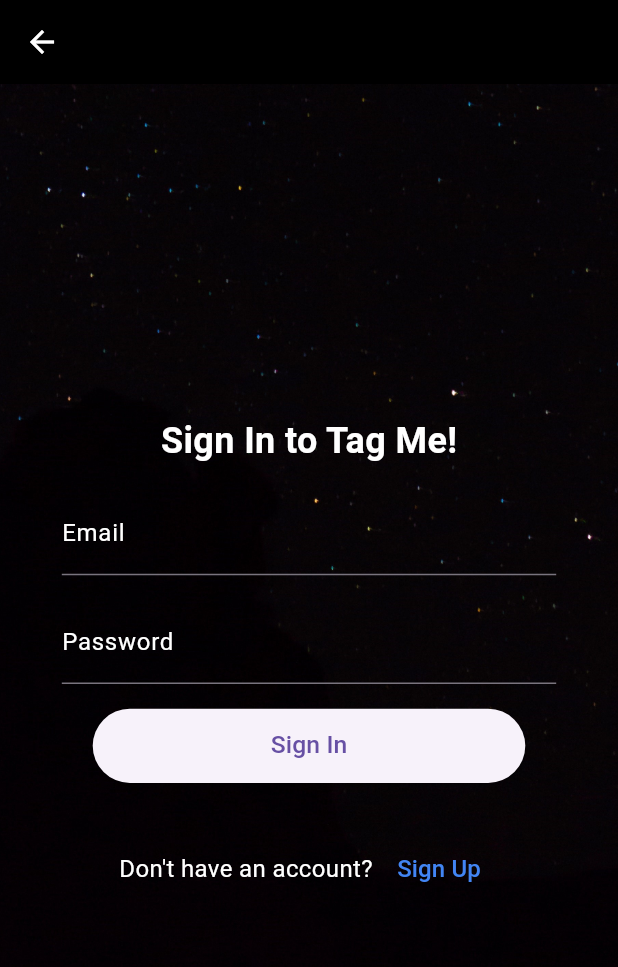
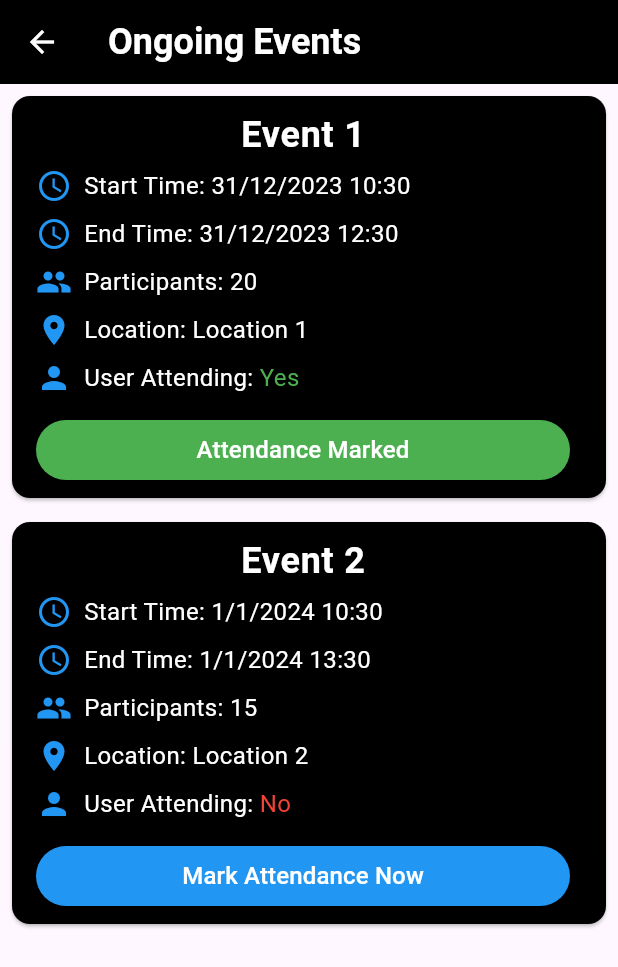
Before and after one commit to Thambara-20/TagMe, a Flutter app: the SignInPage screen opened by its route, after a tap on "Sign In", on a phone screen of 412 x 824 dp. Shown: the top 967 px of the screen. Run offline on Flutter 3.47's test engine with Material 3 defaults, Android fonts, the phone set to English and light mode, and no system bars; our stand-ins replace font_awesome_flutter.

Commit message:
intialized homepage components

```diff
--- /dev/null
+++ b/tag_me/lib/HomePage/EventBox/EventBox.dart
@@ -0,0 +1,171 @@
+// ignore: file_names
+import 'package:flutter/material.dart';
+import 'package:tag_me/constants/constants.dart';
+
+class Event {
+  final String name;
+  final DateTime startTime;
+  final DateTime endTime;
+  final int participants;
+  final bool userAttending;
+  final String location;
+
+  Event({
+    required this.name,
+    required this.startTime,
+    required this.endTime,
+    required this.participants,
+    required this.userAttending,
+    required this.location,
+  });
+}
+
+class EventBox extends StatefulWidget {
+  final Event event;
+
+  const EventBox({Key? key, required this.event}) : super(key: key);
+
+  @override
+  _EventBoxState createState() => _EventBoxState();
+}
+
+class _EventBoxState extends State<EventBox> {
+  bool _userAttending = false;
+
+  @override
+  void initState() {
+    super.initState();
+    _userAttending = widget.event.userAttending;
+  }
+
+  @override
+  Widget build(BuildContext context) {
+    return Card(
+      margin: const EdgeInsets.all(8.0),
+      color: Colors.black,
+      child: ListTile(
+        title: Center(
+          child: Text(
+            widget.event.name,
+            style: klargeTextWhiteStyle,
+          ),
+        ),
+        subtitle: Column(
+          crossAxisAlignment: CrossAxisAlignment.start,
+          children: [
+            _buildDetailRow('Start Time:',
+                _formatDateTime(widget.event.startTime), Icons.access_time),
+            _buildDetailRow('End Time:', _formatDateTime(widget.event.endTime),
+                Icons.access_time),
+            _buildDetailRow(
+                'Participants:', '${widget.event.participants}', Icons.people),
+            _buildDetailRow(
+                'Location:', '${widget.event.location}', Icons.location_on),
+            _buildDetailRow(
+                'User Attending:', widget.event.userAttending, Icons.person),
+            const SizedBox(height: 8.0),
+            ElevatedButton(
+              onPressed: () {
+                _verifyAttendance();
+              },
+              style: ElevatedButton.styleFrom(
+                backgroundColor: _userAttending ? Colors.green : Colors.blue,
+                padding: const EdgeInsets.symmetric(horizontal: 16.0),
+              ),
+              child: Center(
+                child: Text(
+                  _userAttending ? 'Attendance Marked' : 'Mark Attendance Now',
+                  style: knormalTextWhiteStyle,
+                ),
+              ),
+            ),
+          ],
+        ),
+      ),
+    );
+  }
+
+  Widget _buildDetailRow(String label, dynamic value, IconData icon) {
+    return Padding(
+      padding: const EdgeInsets.symmetric(vertical: 4.0),
+      child: Row(
+        children: [
+          Icon(icon, color: Colors.blue),
+          const SizedBox(width: 8.0),
+          if (label == 'User Attending:')
+            Expanded(
+              child: Row(
+                crossAxisAlignment: CrossAxisAlignment.start,
+                children: [
+                  Text(
+                    '$label ',
+                    style: knormalTextWhiteStyle,
+                  ),
+                  Text(
+                    _userAttending ? 'Yes' : 'No',
+                    style: TextStyle(
+                      color: _userAttending ? Colors.green : Colors.red,
+                      fontSize: 16.0,
+                    ),
+                  ),
+                ],
+              ),
+            )
+          else
+            Expanded(
+              child: Text(
+                '$label $value',
+                style: knormalTextWhiteStyle,
+              ),
+            ),
+        ],
+      ),
+    );
+  }
+
+  void _verifyAttendance() {
+    showDialog(
+      context: context,
+      builder: (context) {
+        return AlertDialog(
+          title: Text(_userAttending ? 'Warning' : 'Verify Attendance'),
+          content: _userAttending
+              ?const Column(
+                  crossAxisAlignment: CrossAxisAlignment.start,
+                  mainAxisSize: MainAxisSize.min,
+                  children: [
+                    Text(
+                      'You have already marked your attendance. Pressing again will switch to "No".',
+                      style: TextStyle(color: Colors.red),
+                    ),
+                  ],
+                )
+              : const Text(
+                  'Please provide the required verification to mark your attendance.'),
+          actions: [
+            TextButton(
+              onPressed: () {
+                // Add logic for successful verification.
+                setState(() {
+                  _userAttending = !_userAttending; // Toggle attendance status.
+                });
+                Navigator.of(context).pop();
+              },
+              child: const Text('Verify'),
+            ),
+            TextButton(
+              onPressed: () {
+                Navigator.of(context).pop();
+              },
+              child: const Text('Cancel'),
+            ),
+          ],
+        );
+      },
+    );
+  }
+
+  String _formatDateTime(DateTime dateTime) {
+    return '${dateTime.day}/${dateTime.month}/${dateTime.year} ${dateTime.hour}:${dateTime.minute}';
+  }
+}
--- /dev/null
+++ b/tag_me/lib/HomePage/HomePage.dart
@@ -0,0 +1,56 @@
+import 'package:flutter/material.dart';
+import 'package:tag_me/constants/constants.dart';
+import 'package:tag_me/HomePage/EventBox/EventBox.dart';
+
+class HomePage extends StatefulWidget {
+  const HomePage({Key? key}) : super(key: key);
+
+  static const String routeName = '/HomePage';
+
+  @override
+  _HomePageState createState() => _HomePageState();
+}
+
+class _HomePageState extends State<HomePage> {
+  final List<Event> ongoingEvents = [
+    Event(
+      name: 'Event 1',
+      startTime: DateTime.now(),
+      endTime: DateTime.now().add(Duration(hours: 2)),
+      participants: 20,
+      userAttending: true,
+      location: 'Location 1',
+    ),
+    Event(
+      name: 'Event 2',
+      startTime: DateTime.now().add(Duration(days: 1)),
+      endTime: DateTime.now().add(Duration(days: 1, hours: 3)),
+      participants: 15,
+      userAttending: false,
+      location: 'Location 2',
+    ),
+  ];
+
+  @override
+  Widget build(BuildContext context) {
+    return Scaffold(
+      appBar: AppBar(
+        title: const Text('Ongoing Events', style: klargeTextWhiteStyle),
+        backgroundColor: Colors.black,
+         leading: IconButton(
+          icon: const Icon(Icons.arrow_back, color: ktextColorWhite),
+          onPressed: () {
+            Navigator.pop(context);
+          },
+        ),
+
+      ),
+      body: ListView.builder(
+        itemCount: ongoingEvents.length,
+        itemBuilder: (context, index) {
+          return EventBox(event: ongoingEvents[index]);
+        },
+      ),
+    );
+  }
+}
--- a/tag_me/lib/SigninPage/SigninPage.dart
+++ b/tag_me/lib/SigninPage/SigninPage.dart
@@ -1,5 +1,6 @@
 import 'package:flutter/material.dart';
 import 'package:tag_me/constants/constants.dart';
+import 'package:tag_me/HomePage/HomePage.dart';
 
 class SignInPage extends StatefulWidget {
   const SignInPage({Key? key}) : super(key: key);
@@ -69,7 +70,7 @@ class _SignInPageState extends State<SignInPage> {
               SizedBox(height: 0.02 * screenHeight),
               ElevatedButton(
                 onPressed: () {
-                  // Implement sign-in functionality
+                  Navigator.pushNamed(context, HomePage.routeName);
                 },
                 style: ElevatedButton.styleFrom(
                   fixedSize: Size(0.7 * screenWidth, 0.06 * screenHeight),
@@ -87,7 +88,6 @@ class _SignInPageState extends State<SignInPage> {
                       style: knormalTextWhiteStyle),
                   TextButton(
                     onPressed: () {
-
                       Navigator.pushReplacementNamed(context, '/SignUpPage');
                     },
                     child: const Text('Sign Up', style: knormalTextBlueStyle),
--- a/tag_me/lib/constants/constants.dart
+++ b/tag_me/lib/constants/constants.dart
@@ -16,6 +16,11 @@ const  knormalTextBlueStyle = TextStyle(
   color: Color(0xFF4285F4),
 );
 
+const kwarningTextRedStyle = TextStyle(
+  fontSize: 16.0,
+  fontWeight: FontWeight.bold,
+  color: Colors.red,
+);
 
 const  kbuttonColorBlue = Color(0xFF4285F4);
 const  ktextColorWhite = Colors.white;
--- a/tag_me/lib/main.dart
+++ b/tag_me/lib/main.dart
@@ -2,6 +2,7 @@ import 'package:flutter/material.dart';
 import 'package:tag_me/SigninPage/SigninPage.dart';
 import 'package:tag_me/WelcomePage/WelcomePage.dart';
 import 'package:tag_me/SignupPage/SignupPage.dart';
+import 'package:tag_me/HomePage/HomePage.dart';
 
 void main() {
   runApp(const MyApp());
@@ -18,6 +19,7 @@ class MyApp extends StatelessWidget {
       initialRoute: WelcomePage.routeName,
       routes: {
         WelcomePage.routeName: (context) => const WelcomePage(),
+        HomePage.routeName: (context) => const HomePage(),
         SignUpPage.routeName: (context) => const SignUpPage(),
         SignInPage.routeName: (context) => const SignInPage(),
 
```
